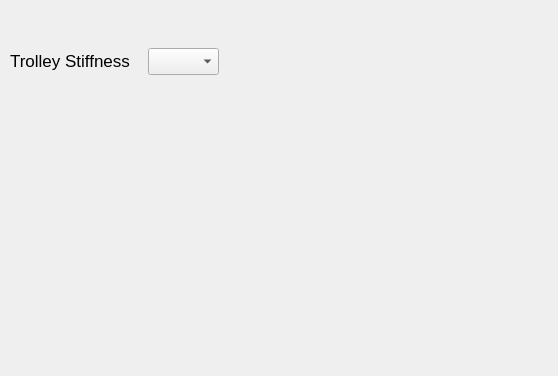
First picture: the form in gui/beast_settings_gui/src/beast_settings_gui/beast_settings_gui.ui, repository madrob-beast/eurobench_benchmarking_software, before the edit.
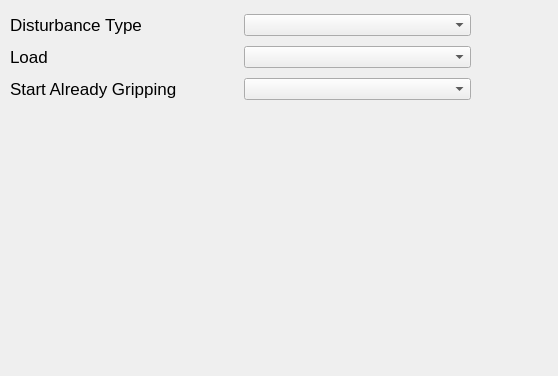
Second picture: the form after the edit.

Commit message:
Beast dev (#22)
* updated gui, added handle wrench preprocess

* wip testbed communication

* added conditions and preprocess scripts, corrected gui

* changed data format name range -> distance

* bunch of stuff, works more than before

* updated conditions

* added new packages to beast launchfile

* added initial pose set at start of benchmark

* solved topic remapping, solved rosbag controller bug, added beast preprocess

* added cart_starts_moving event

* added temporary convertion from kg of the handle force

```diff
--- a/gui/beast_settings_gui/src/beast_settings_gui/beast_settings_gui.ui
+++ b/gui/beast_settings_gui/src/beast_settings_gui/beast_settings_gui.ui
@@ -16,33 +16,74 @@
   <property name="windowTitle">
    <string>beast_settings_gui</string>
   </property>
-  <widget class="QLabel" name="trolley_stiffness">
+  <widget class="QWidget" name="">
    <property name="geometry">
     <rect>
      <x>10</x>
-     <y>50</y>
-     <width>141</width>
-     <height>21</height>
+     <y>10</y>
+     <width>461</width>
+     <height>95</height>
     </rect>
    </property>
+   <layout class="QVBoxLayout" name="verticalLayout">
+    <item>
+     <layout class="QHBoxLayout" name="horizontalLayout">
+      <item>
+       <widget class="QLabel" name="disturbance_type">
    <property name="font">
     <font>
      <pointsize>13</pointsize>
     </font>
    </property>
    <property name="text">
-    <string>Trolley Stiffness</string>
-   </property>
-  </widget>
-  <widget class="QComboBox" name="trolley_stiffness_combo">
-   <property name="geometry">
-    <rect>
-     <x>148</x>
-     <y>48</y>
-     <width>71</width>
-     <height>27</height>
-    </rect>
-   </property>
+         <string>Disturbance Type</string>
+        </property>
+       </widget>
+      </item>
+      <item>
+       <widget class="QComboBox" name="disturbance_type_combo"/>
+      </item>
+     </layout>
+    </item>
+    <item>
+     <layout class="QHBoxLayout" name="horizontalLayout_2">
+      <item>
+       <widget class="QLabel" name="load_label">
+        <property name="font">
+         <font>
+          <pointsize>13</pointsize>
+         </font>
+        </property>
+        <property name="text">
+         <string>Load</string>
+        </property>
+       </widget>
+      </item>
+      <item>
+       <widget class="QComboBox" name="load_combo"/>
+      </item>
+     </layout>
+    </item>
+    <item>
+     <layout class="QHBoxLayout" name="horizontalLayout_3">
+      <item>
+       <widget class="QLabel" name="start_already_gripping_label">
+        <property name="font">
+         <font>
+          <pointsize>13</pointsize>
+         </font>
+        </property>
+        <property name="text">
+         <string>Start Already Gripping</string>
+        </property>
+       </widget>
+      </item>
+      <item>
+       <widget class="QComboBox" name="start_already_gripping_combo"/>
+      </item>
+     </layout>
+    </item>
+   </layout>
   </widget>
  </widget>
  <resources/>
```
Lines whose indentation alone changed are shown as unchanged. The commit also changes 30 other files.
